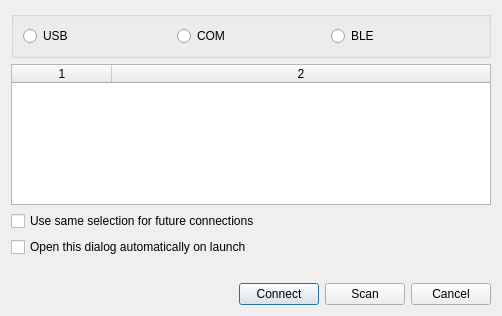
Qt form desktop/selectdevicedialog.ui (K4HEZ/AntScopeZ) before a commit.
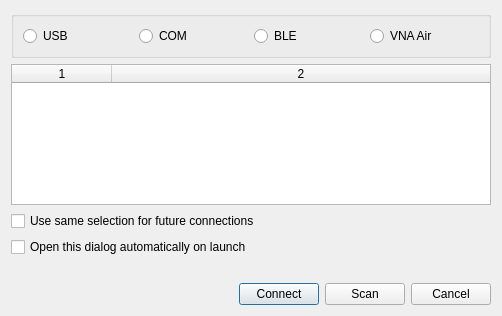
The same form after that commit. Icons and pictures are not drawn.

Diff of the .ui file:
```diff
--- a/desktop/selectdevicedialog.ui
+++ b/desktop/selectdevicedialog.ui
@@ -56,6 +56,16 @@
           </property>
          </widget>
         </item>
+        <item row="0" column="3">
+         <widget class="QRadioButton" name="radioButtonVnaAir">
+          <property name="toolTip">
+           <string>Select a VNA Air BLE bridge (NanoVNA over Bluetooth)</string>
+          </property>
+          <property name="text">
+           <string>VNA Air</string>
+          </property>
+         </widget>
+        </item>
        </layout>
       </widget>
      </item>
```
